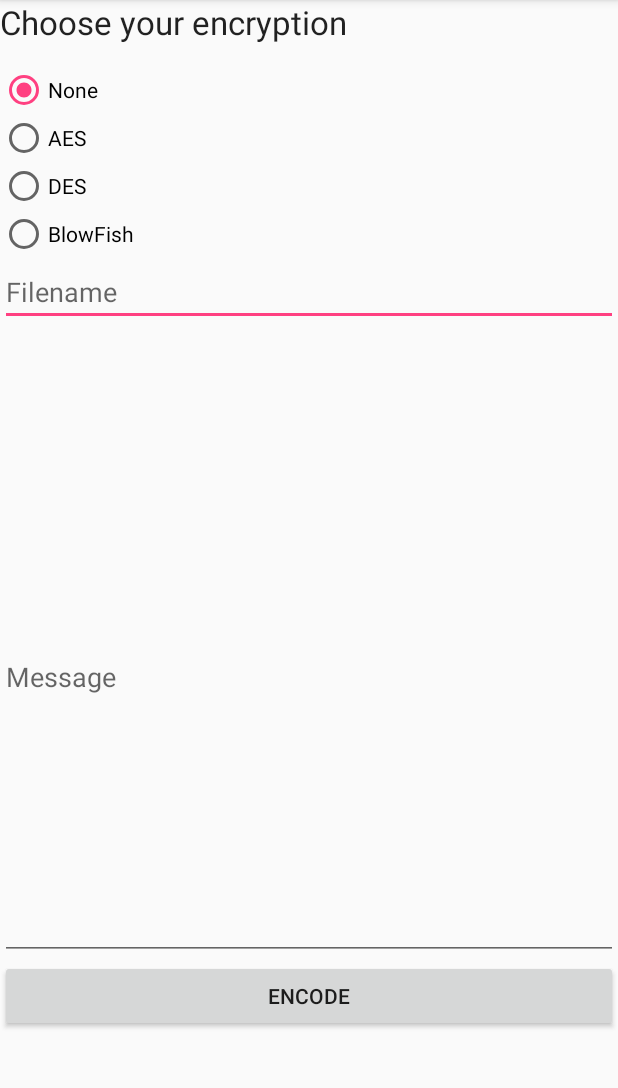
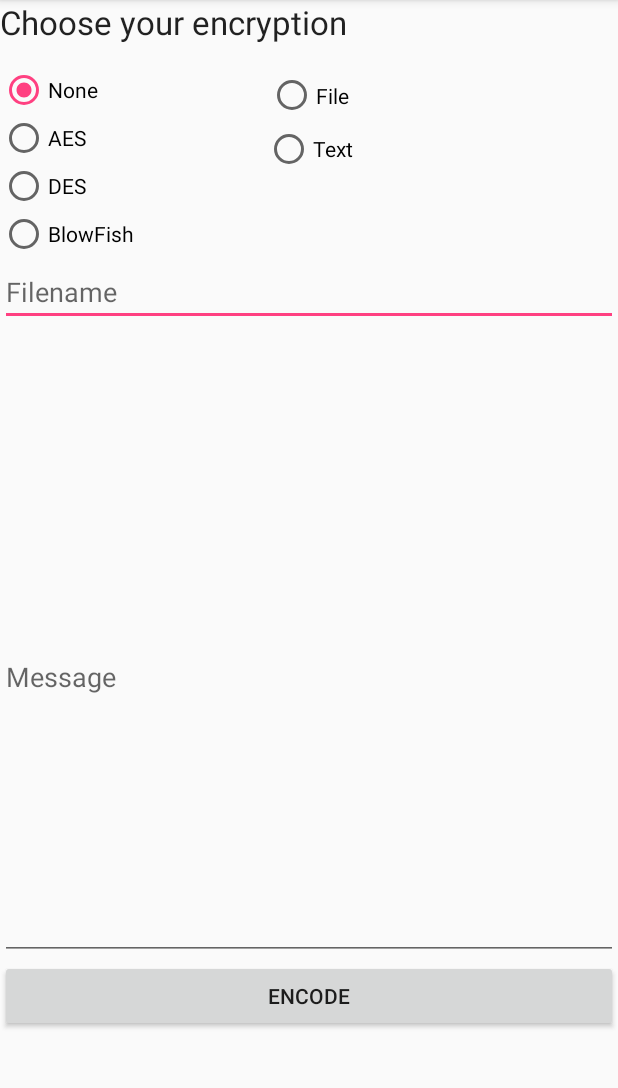
Before and after one commit to Spaqin/img-steganography-android, an Android app: the fragment EncodeFragment2 shown on its own in the app's theme, on a phone screen of 412 x 824 dp, the part 84-1172 px from its top. Run offline under Robolectric (Android 15) with nearby library versions, the phone set to English and light mode, and no system bars.

Commit message:
new Radio

```diff
--- a/app/src/main/res/layout/fragment_encode_fragment2.xml
+++ b/app/src/main/res/layout/fragment_encode_fragment2.xml
@@ -25,8 +25,7 @@
             android:id="@+id/EncryptionGroup"
             android:layout_marginTop="44dp"
             android:layout_alignParentTop="true"
-            android:layout_alignParentStart="true"
-            android:layout_alignParentEnd="true">
+            android:layout_alignParentStart="true">
             <RadioButton
                 android:layout_width="wrap_content"
                 android:layout_height="wrap_content"
@@ -108,6 +107,32 @@
             android:layout_marginBottom="80dp"
             android:layout_alignParentEnd="true" />
 
+        <RadioGroup
+            android:layout_width="match_parent"
+            android:layout_height="match_parent"
+            android:layout_alignTop="@+id/EncryptionGroup"
+            android:layout_above="@+id/filenameField"
+            android:layout_alignParentStart="true"
+            android:weightSum="1">
+
+            <RadioButton
+                android:layout_width="wrap_content"
+                android:layout_height="wrap_content"
+                android:text="@string/File"
+                android:id="@+id/fileRadio"
+                android:layout_gravity="center_horizontal"
+                android:checked="false"
+                android:layout_weight="0.12" />
+
+            <RadioButton
+                android:layout_width="wrap_content"
+                android:layout_height="wrap_content"
+                android:text="@string/Text"
+                android:id="@+id/TextRadio"
+                android:layout_gravity="center_horizontal"
+                android:checked="false" />
+        </RadioGroup>
+
 
     </RelativeLayout>
 </FrameLayout>
--- a/app/src/main/res/values/strings.xml
+++ b/app/src/main/res/values/strings.xml
@@ -42,4 +42,6 @@
     <string name="error_message_save">There was an error when saving the message.</string>
     <string name="message_save_success">Message saved successfully to</string>
     <string name="title_activity_share_after_encode">ShareAfterEncode</string>
+    <string name="File">File</string>
+    <string name="Text">Text</string>
 </resources>
```
Also changed, not shown: 2 other files.
